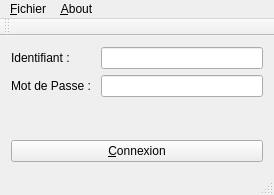
dervieuxC/gestionDemenagementCorrige, file CODE/mainwindow.ui: the form before one commit.
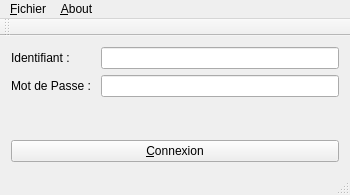
The form after the commit.

```diff
--- a/CODE/mainwindow.ui
+++ b/CODE/mainwindow.ui
@@ -6,7 +6,7 @@
    <rect>
     <x>0</x>
     <y>0</y>
-    <width>274</width>
+    <width>350</width>
     <height>195</height>
    </rect>
   </property>
@@ -56,7 +56,7 @@
     <rect>
      <x>0</x>
      <y>0</y>
-     <width>274</width>
+     <width>350</width>
      <height>27</height>
     </rect>
    </property>
```
